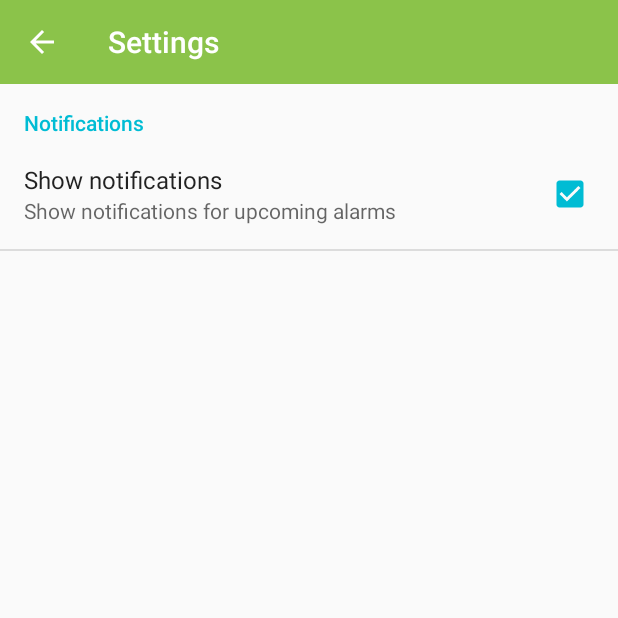
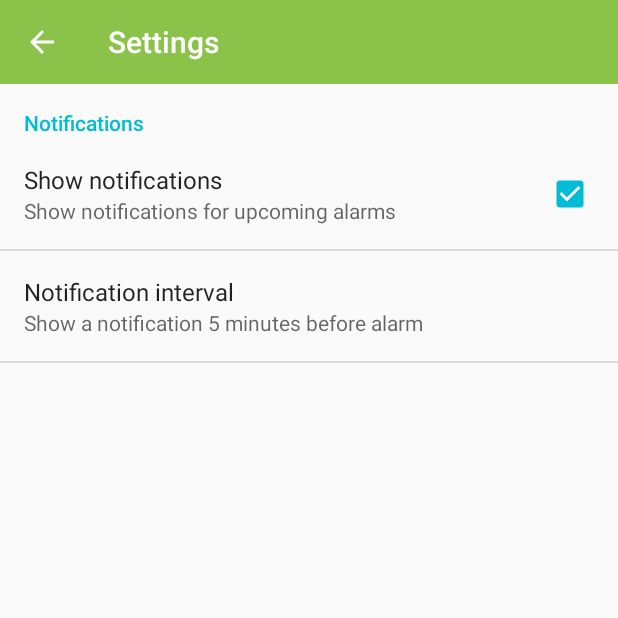
Before and after one commit to lb7/AutoSnooze, an Android app: the fragment SettingsFragment placed in its activity, on a phone screen of 412 x 824 dp, the top half of it. Run offline under Robolectric (Android 15) with nearby library versions, the phone set to English and light mode, and no system bars.

Commit message:
Added setting to allow user to control the amount of time before an alarm that a notification will appear.

```diff
--- /dev/null
+++ b/app/src/main/java/lbaker/app/autosnooze/ui/preference/IntegerPreference.java
@@ -0,0 +1,77 @@
+package lbaker.app.autosnooze.ui.preference;
+
+import android.content.Context;
+import android.content.DialogInterface;
+import android.content.res.TypedArray;
+import android.preference.DialogPreference;
+import android.util.AttributeSet;
+import android.view.View;
+import android.widget.EditText;
+
+import org.jetbrains.annotations.NotNull;
+
+import lbaker.app.autosnooze.R;
+
+/**
+ * Created by Luke on 8/4/2015.
+ *
+ */
+public class IntegerPreference extends DialogPreference {
+
+    public static final int DEFAULT_VALUE = 0;
+
+    protected int currentVal;
+
+    public EditText editText;
+
+    public IntegerPreference(Context context, AttributeSet attrs) {
+        super(context, attrs);
+
+        setDialogLayoutResource(R.layout.dialog_integer_preference);
+        setPositiveButtonText(android.R.string.ok);
+        setNegativeButtonText(android.R.string.cancel);
+    }
+
+    @Override
+    protected Object onGetDefaultValue(TypedArray a, int index) {
+        return a.getInteger(index, DEFAULT_VALUE);
+    }
+
+    @Override
+    protected void onSetInitialValue(boolean restorePersistedValue, Object defaultValue) {
+        if (restorePersistedValue) {
+            currentVal = getPersistedInt(DEFAULT_VALUE);
+        } else {
+            currentVal = (Integer) defaultValue;
+            persistInt(currentVal);
+        }
+
+        //refreshSummary();
+    }
+
+    @Override
+    protected void onBindDialogView(@NotNull View view) {
+        super.onBindDialogView(view);
+
+        editText = (EditText) view.findViewById(R.id.text_notification_time);
+        editText.setText(Integer.toString(currentVal));
+    }
+
+    @Override
+    public void onClick(DialogInterface dialog, int which) {
+        super.onClick(dialog, which);
+
+        if (which == DialogInterface.BUTTON_POSITIVE) {
+            currentVal = Integer.parseInt(editText.getText().toString());
+        }
+    }
+
+    @Override
+    protected void onDialogClosed(boolean positiveResult) {
+        if (positiveResult) {
+            persistInt(currentVal);
+        }
+    }
+
+
+}
--- /dev/null
+++ b/app/src/main/java/lbaker/app/autosnooze/ui/preference/NotificationIntervalPreference.java
@@ -0,0 +1,38 @@
+package lbaker.app.autosnooze.ui.preference;
+
+import android.content.Context;
+import android.util.AttributeSet;
+
+/**
+ * Created by Luke on 8/5/2015.
+ */
+public class NotificationIntervalPreference extends IntegerPreference {
+
+    public static final int DEFAULT_VALUE = 5;
+
+    public NotificationIntervalPreference(Context context, AttributeSet attrs) {
+        super(context, attrs);
+    }
+
+    @Override
+    protected void onAttachedToActivity() {
+        super.onAttachedToActivity();
+        refreshSummary();
+    }
+
+    @Override
+    protected void onSetInitialValue(boolean restorePersistedValue, Object defaultValue) {
+        super.onSetInitialValue(restorePersistedValue, defaultValue);
+        refreshSummary();
+    }
+
+    @Override
+    protected void onDialogClosed(boolean positiveResult) {
+        super.onDialogClosed(positiveResult);
+        refreshSummary();
+    }
+
+    private void refreshSummary() {
+        setSummary("Show a notification " + currentVal + " minutes before alarm");
+    }
+}
--- a/app/src/main/res/values/strings.xml
+++ b/app/src/main/res/values/strings.xml
@@ -22,6 +22,11 @@
     <string name="pref_notifications_title">Notifications</string>
     <string name="pref_notifications_enabled">Show notifications</string>
     <string name="pref_notifications_enabled_summary">Show notifications for upcoming alarms</string>
+    <string name="pref_key_notifications_enabled">pref_key_notifications_enabled</string>
+
+    <string name="pref_notifications_interval_title">Notification interval</string>
+    <string name="pref_notifications_interval_summary">Amount of time before an alarm to show a notification</string>
+    <string name="pref_key_notifications_interval">pref_key_notifications_interval</string>
 
     <!--Constants used when printing the days an alarm will fire-->
     <string name="day_sun">Sun</string>
--- a/app/src/main/res/xml/preferences.xml
+++ b/app/src/main/res/xml/preferences.xml
@@ -5,7 +5,13 @@
         <CheckBoxPreference
             android:title="@string/pref_notifications_enabled"
             android:summary="@string/pref_notifications_enabled_summary"
-            android:key="pref_key_notifications_enabled"
+            android:key="@string/pref_key_notifications_enabled"
             android:defaultValue="true"/>
+        <lbaker.app.autosnooze.ui.preference.NotificationIntervalPreference
+            android:title="@string/pref_notifications_interval_title"
+            android:summary="@string/pref_notifications_interval_summary"
+            android:key="@string/pref_notifications_enabled"
+            android:dependency="@string/pref_key_notifications_enabled"
+            android:defaultValue="5"/>
     </PreferenceCategory>
 </PreferenceScreen>
```
Also changed, not shown: app/src/main/java/lbaker/app/autosnooze/util/AlarmUtils.java (+5 -2 lines), app/src/main/res/layout/dialog_integer_preference.xml (added, +13 -0 lines).
